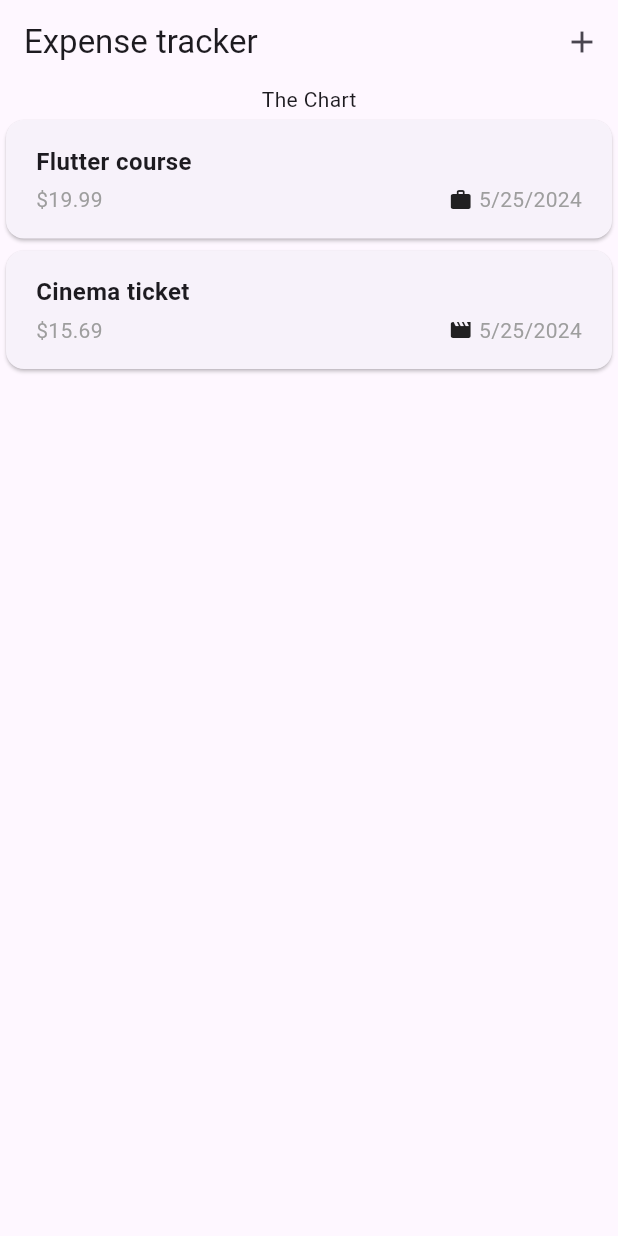
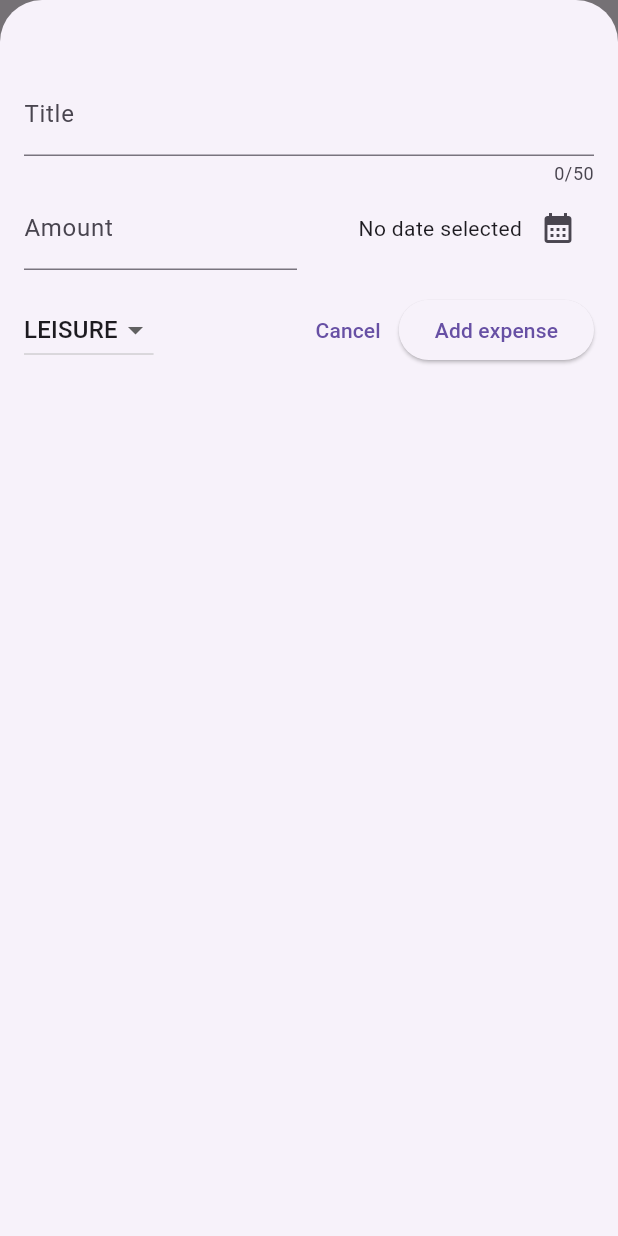
Before and after one commit to JuaniV2002/expenses_app, a Flutter app: the screen it shows after launch, after a tap on the "add" icon, on a phone screen of 412 x 824 dp. Run offline on Flutter 3.47's test engine with Material 3 defaults, Android fonts, the phone set to English and light mode, and no system bars.

Commit message:
modal overlay to create expense, dismissable expenses

```diff
--- a/lib/widgets/expenses.dart
+++ b/lib/widgets/expenses.dart
@@ -2,6 +2,7 @@ import 'package:flutter/material.dart';
 
 import 'package:flutter_complete_guide/widgets/expenses_list/expenses_list.dart';
 import 'package:flutter_complete_guide/models/expense.dart';
+import 'package:flutter_complete_guide/widgets/new_expense.dart';
 
 class Expenses extends StatefulWidget {
   const Expenses({super.key});
@@ -28,6 +29,26 @@ class _ExpenseState extends State<Expenses> {
     ),
   ];
 
+  void _openAddExpenseOverlay() {
+    showModalBottomSheet(
+      isScrollControlled: true,
+      context: context,
+      builder: (ctx) => NewExpense(onAddExpense: _addExpense),
+    );
+  }
+
+  void _addExpense(Expense expense) {
+    setState(() {
+      _registeredExpenses.add(expense);
+    });
+  }
+
+  void _removeExpense(Expense expense) {
+    setState(() {
+      _registeredExpenses.removeWhere((expense) => expense.id == expense);
+    });
+  }
+
   @override
   Widget build(BuildContext context) {
     return Scaffold(
@@ -36,7 +57,7 @@ class _ExpenseState extends State<Expenses> {
         actions: [
           IconButton(
             icon: const Icon(Icons.add),
-            onPressed: () {},
+            onPressed: _openAddExpenseOverlay,
           ),
         ],
       ),
@@ -44,7 +65,7 @@ class _ExpenseState extends State<Expenses> {
         children: [
           const Text('The Chart'),
           Expanded(
-            child: ExpensesList(expenses: _registeredExpenses),
+            child: ExpensesList(expenses: _registeredExpenses, onRemoveExpense: _removeExpense),
           ),
         ],
       ),
--- a/lib/widgets/expenses_list/expenses_list.dart
+++ b/lib/widgets/expenses_list/expenses_list.dart
@@ -4,15 +4,30 @@ import 'package:flutter_complete_guide/models/expense.dart';
 import 'package:flutter_complete_guide/widgets/expenses_list/expense_item.dart';
 
 class ExpensesList extends StatelessWidget {
-  const ExpensesList({super.key, required this.expenses});
+  const ExpensesList({
+    super.key,
+    required this.expenses,
+    required this.onRemoveExpense,
+  });
 
   final List<Expense> expenses;
+  final void Function(Expense expense) onRemoveExpense;
 
   @override
   Widget build(BuildContext context) {
     return ListView.builder(
       itemCount: expenses.length,
-      itemBuilder: (ctx, index) => ExpenseItem(expenses[index], ),
+      itemBuilder: (ctx, index) => Dismissible(
+        key: ValueKey(
+          expenses[index],
+        ),
+        onDismissed: (direction) {
+          onRemoveExpense(expenses[index]);
+        },
+        child: ExpenseItem(
+          expenses[index],
+        ),
+      ),
     );
   }
 }
--- /dev/null
+++ b/lib/widgets/new_expense.dart
@@ -0,0 +1,162 @@
+import 'package:flutter/material.dart';
+import 'package:flutter_complete_guide/models/expense.dart';
+
+class NewExpense extends StatefulWidget {
+  const NewExpense({super.key, required this.onAddExpense});
+
+  final void Function(Expense) onAddExpense;
+
+  @override
+  State<StatefulWidget> createState() {
+    return _NewExpenseState();
+  }
+}
+
+class _NewExpenseState extends State<NewExpense> {
+  final _titleController = TextEditingController();
+  final _amountController = TextEditingController();
+  DateTime? _selectedDate;
+  Category _selectedCategory = Category.leisure;
+
+  void _presentDatePicker() async {
+    final now = DateTime.now();
+    final firstDate = DateTime(now.year - 1, now.month, now.day);
+
+    final pickedDate = await showDatePicker(
+      context: context,
+      initialDate: now,
+      firstDate: firstDate,
+      lastDate: now,
+    );
+    setState(() {
+      _selectedDate = pickedDate;
+    });
+  }
+
+  void _submitData() {
+    final enteredAmount = double.tryParse(_amountController.text);
+    final amountIsInvalid = enteredAmount == null || enteredAmount <= 0;
+
+    if (_titleController.text.trim().isEmpty ||
+        amountIsInvalid ||
+        _selectedDate == null) {
+      showDialog(
+        context: context,
+        builder: (ctx) => AlertDialog(
+          title: const Text('Invalid input'),
+          content: const Text('Please enter valid title, amount and date'),
+          actions: [
+            TextButton(
+              onPressed: () {
+                Navigator.pop(ctx);
+              },
+              child: const Text('OK'),
+            ),
+          ],
+        ),
+      );
+      return;
+    }
+
+    widget.onAddExpense(
+      Expense(
+        title: _titleController.text,
+        amount: enteredAmount,
+        date: _selectedDate!,
+        category: _selectedCategory,
+      ),
+    );
+    Navigator.pop(context);
+  }
+
+  @override
+  void dispose() {
+    _titleController.dispose();
+    _amountController.dispose();
+    super.dispose();
+  }
+
+  @override
+  Widget build(BuildContext context) {
+    return Padding(
+      padding: const EdgeInsets.fromLTRB(16, 48, 16, 16),
+      child: Column(
+        crossAxisAlignment: CrossAxisAlignment.end,
+        children: [
+          TextField(
+            controller: _titleController,
+            maxLength: 50,
+            decoration: InputDecoration(labelText: 'Title'),
+          ),
+          Row(
+            children: [
+              Expanded(
+                child: TextField(
+                  controller: _amountController,
+                  keyboardType: TextInputType.number,
+                  decoration: InputDecoration(
+                    prefixText: '\$',
+                    labelText: 'Amount',
+                  ),
+                ),
+              ),
+              const SizedBox(width: 16),
+              Expanded(
+                child: Row(
+                  mainAxisAlignment: MainAxisAlignment.end,
+                  crossAxisAlignment: CrossAxisAlignment.center,
+                  children: [
+                    Text(
+                      _selectedDate == null
+                          ? 'No date selected'
+                          : formatter.format(_selectedDate!),
+                    ),
+                    IconButton(
+                      icon: const Icon(Icons.calendar_month),
+                      onPressed: _presentDatePicker,
+                    ),
+                  ],
+                ),
+              )
+            ],
+          ),
+          const SizedBox(height: 16),
+          Row(
+            children: [
+              DropdownButton(
+                value: _selectedCategory,
+                items: Category.values.map((category) {
+                  return DropdownMenuItem(
+                    value: category,
+                    child: Text(
+                      category.name.toUpperCase(),
+                    ),
+                  );
+                }).toList(),
+                onChanged: (value) {
+                  if (value == null) {
+                    return;
+                  }
+                  setState(() {
+                    _selectedCategory = value;
+                  });
+                },
+              ),
+              const Spacer(),
+              TextButton(
+                onPressed: () {
+                  Navigator.pop(context);
+                },
+                child: const Text('Cancel'),
+              ),
+              ElevatedButton(
+                onPressed: _submitData,
+                child: const Text('Add expense'),
+              ),
+            ],
+          )
+        ],
+      ),
+    );
+  }
+}
```
